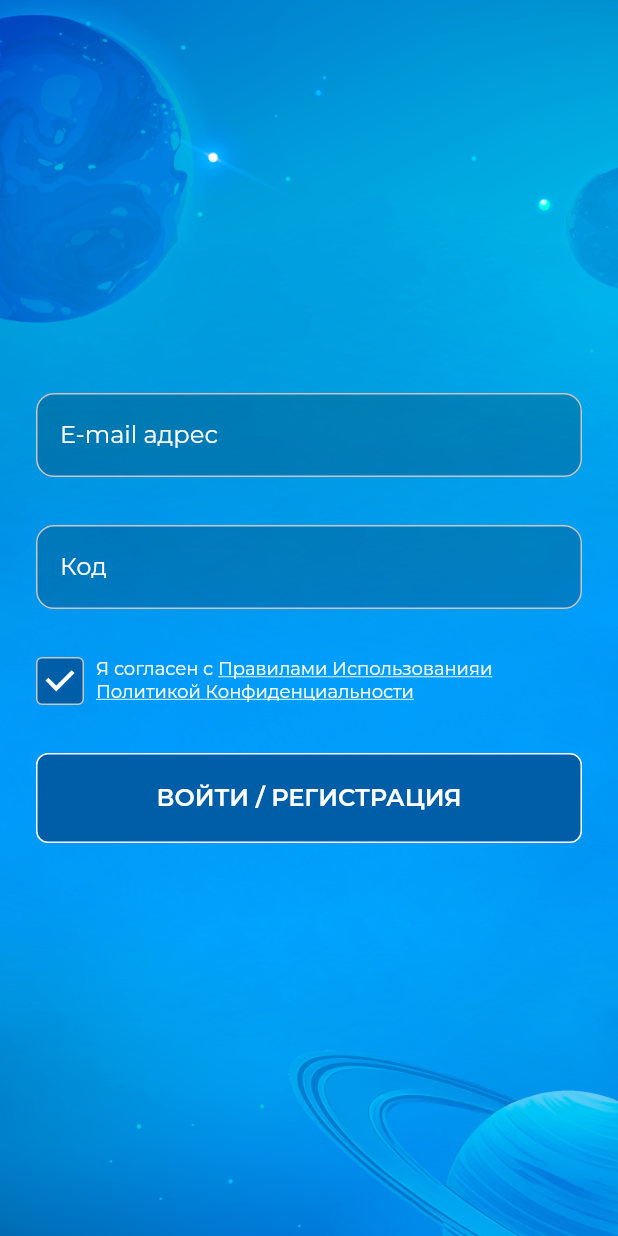
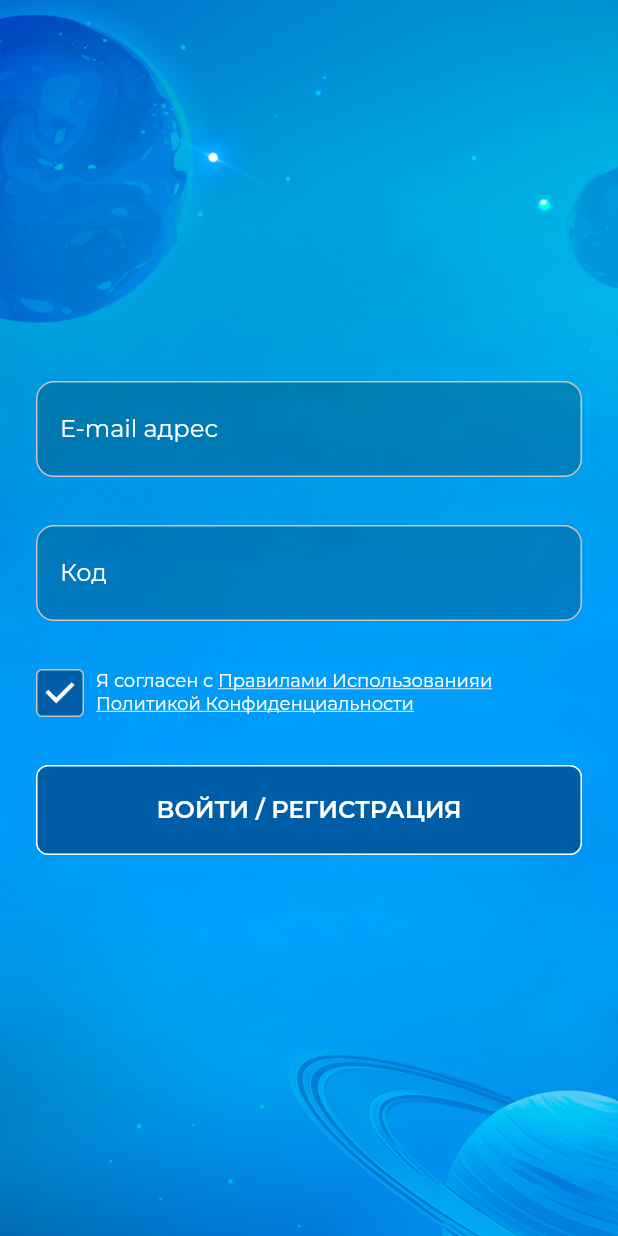
Before and after one commit to Nikolay-leukhin/GalaxyRuData, a Flutter app: the screen it shows after launch, on a phone screen of 412 x 824 dp. Run offline on Flutter 3.47's test engine with Material 2 defaults, Android fonts, the phone set to English and light mode, and no system bars; our stand-ins replace bloc, dio, flutter_bloc, flutter_dotenv, flutter_svg, google_fonts and 3 more; accounts and stored records are empty.

Commit message:
CHANGES -bigger height of custom text field

```diff
--- a/lib/widgets/text_fields/base_text_form_field.dart
+++ b/lib/widgets/text_fields/base_text_form_field.dart
@@ -42,7 +42,7 @@ class _BaseTextFormFieldState extends State<BaseTextFormField> {
         hintStyle: AppTypography.font16w400,
         fillColor: Colors.black.withOpacity(0.20000000298023224),
         filled: true,
-        contentPadding: EdgeInsets.symmetric(horizontal: 16, vertical: widget.height / 2 - 20),
+        contentPadding: EdgeInsets.symmetric(horizontal: 16, vertical: widget.height / 2 - 16),
         hintText: widget.hintText,
         focusedBorder: OutlineInputBorder(
           borderRadius: BorderRadius.circular(12),
```
